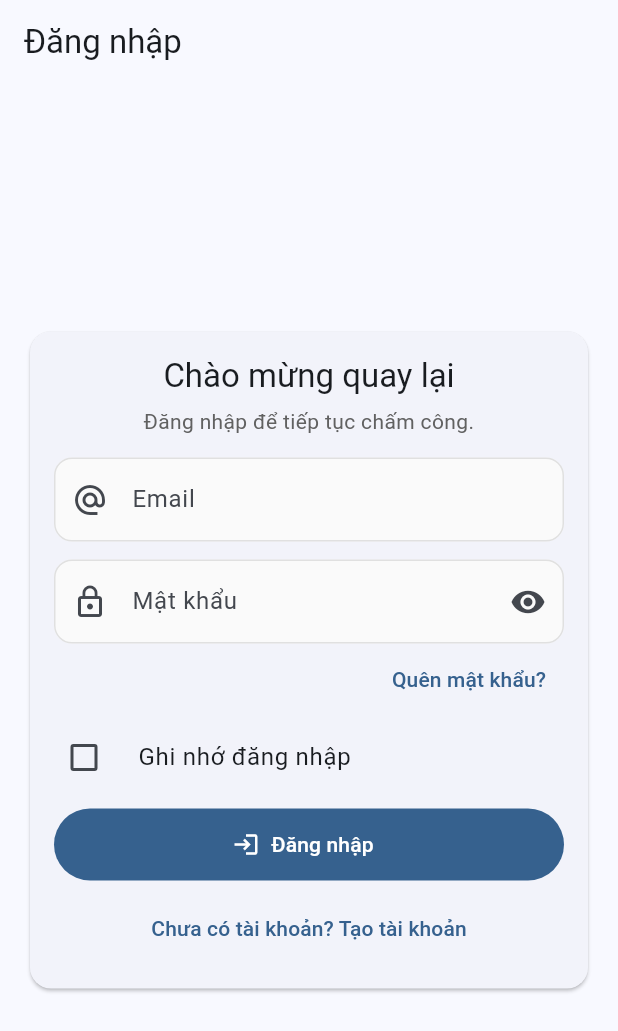
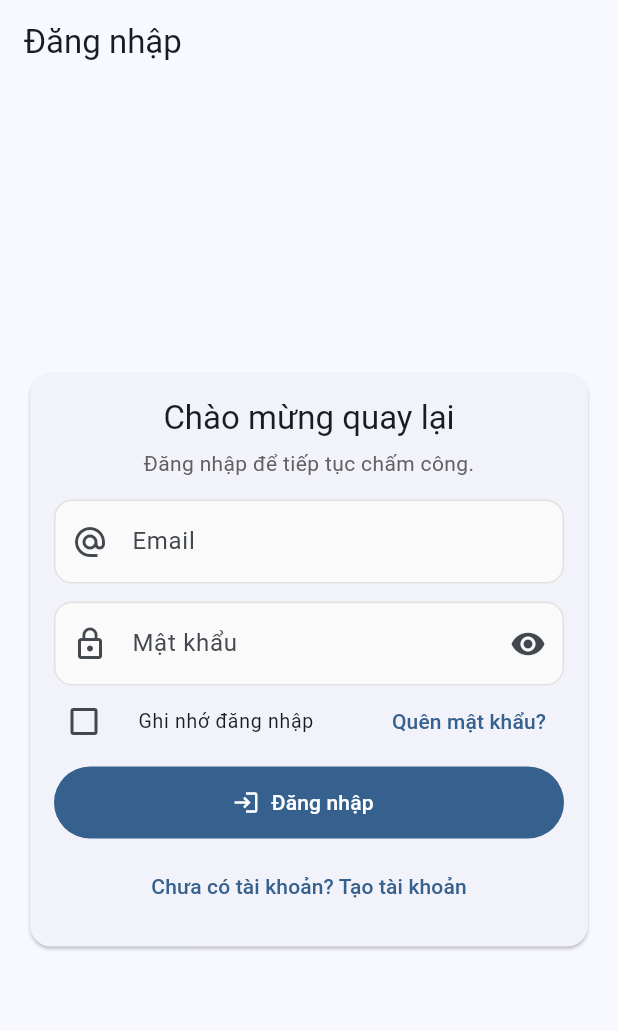
Before and after one commit to NguyenTin6304/chamcongfrontend, a Flutter app: the screen it shows after launch, on a phone screen of 412 x 824 dp. Shown: the top 1031 px of the screen. Run offline on Flutter 3.47's test engine with Material 3 defaults, Android fonts, the light colour scheme and no system bars; our stand-ins replace geolocator, shared_preferences; missing offline and left inert: dart:html, universal_html.

Commit message:
fix login UI/UX

```diff
--- a/lib/features/auth/presentation/login_page.dart
+++ b/lib/features/auth/presentation/login_page.dart
@@ -384,16 +384,10 @@ class _LoginPageState extends State<LoginPage> {
                               }
                             },
                           ),
-                          Align(
-                            alignment: Alignment.centerRight,
-                            child: TextButton(
-                              onPressed: _isLoading
-                                  ? null
-                                  : () => Navigator.of(context).pushNamed('/forgot-password'),
-                              child: const Text('Quên mật khẩu?'),
-                            ),
-                          ),
-                          CheckboxListTile(
+                          Row(
+                            children: [
+                              Expanded(
+                                child: CheckboxListTile(
                                   contentPadding: EdgeInsets.zero,
                                   value: _rememberMe,
                                   onChanged: _isLoading
@@ -405,6 +399,16 @@ class _LoginPageState extends State<LoginPage> {
                                         },
                                   title: const Text('Ghi nhớ đăng nhập'),
                                   controlAffinity: ListTileControlAffinity.leading,
+                                  dense: true,
+                                ),
+                              ),
+                              TextButton(
+                                onPressed: _isLoading
+                                    ? null
+                                    : () => Navigator.of(context).pushNamed('/forgot-password'),
+                                child: const Text('Quên mật khẩu?'),
+                              ),
+                            ],
                           ),
                           const SizedBox(height: 6),
                           SizedBox(
```
Lines whose indentation alone changed are shown as unchanged.
